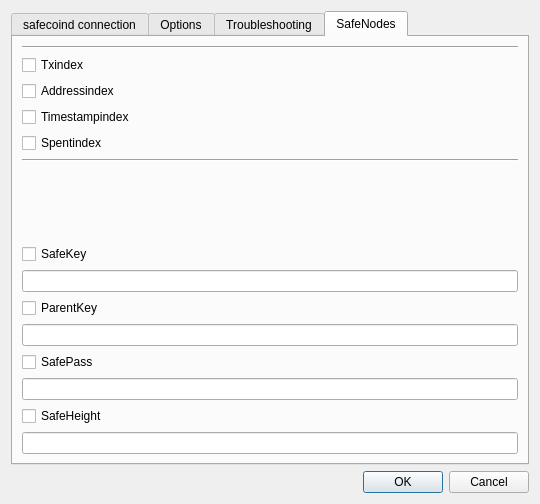
ZcashFoundation/zecwallet, file src/settings.ui: the form before one commit.
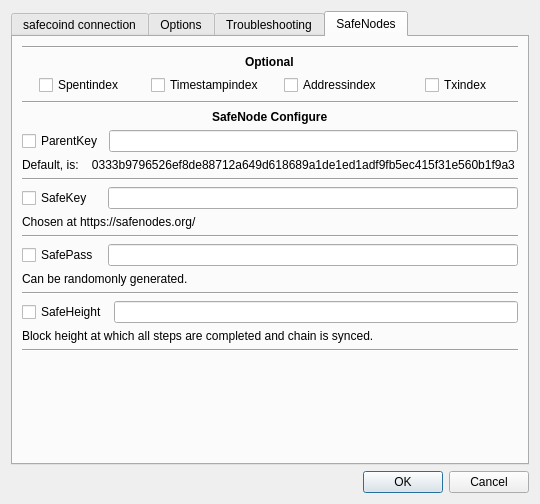
The form after the commit. The open tabs and pages were chosen to show the change.

Commit message: stylization safenodes

The edit to the form file:
```diff
--- a/src/settings.ui
+++ b/src/settings.ui
@@ -373,33 +373,94 @@
        <string>SafeNodes</string>
       </attribute>
       <layout class="QGridLayout" name="gridLayout_3">
-       <item row="1" column="0">
-        <widget class="QCheckBox" name="chkTxindex">
-         <property name="text">
-          <string>Txindex</string>
-         </property>
-        </widget>
+       <item row="23" column="0">
+        <layout class="QVBoxLayout" name="verticalLayout_7">
+         <item>
+          <layout class="QHBoxLayout" name="horizontalLayout_5">
+           <item>
+            <widget class="QCheckBox" name="chkSafeHeight">
+             <property name="minimumSize">
+              <size>
+               <width>80</width>
+               <height>0</height>
+              </size>
+             </property>
+             <property name="text">
+              <string>SafeHeight</string>
+             </property>
+            </widget>
+           </item>
+           <item>
+            <widget class="QLineEdit" name="safeheight"/>
+           </item>
+          </layout>
+         </item>
+        </layout>
        </item>
-       <item row="2" column="0">
-        <widget class="QCheckBox" name="chkAddressindex">
-         <property name="text">
-          <string>Addressindex</string>
-         </property>
-        </widget>
+       <item row="9" column="0">
+        <layout class="QVBoxLayout" name="verticalLayout_4">
+         <item>
+          <layout class="QHBoxLayout" name="horizontalLayout_2">
+           <item>
+            <widget class="QCheckBox" name="chkParentKey">
+             <property name="minimumSize">
+              <size>
+               <width>80</width>
+               <height>0</height>
+              </size>
+             </property>
+             <property name="sizeIncrement">
+              <size>
+               <width>0</width>
+               <height>0</height>
+              </size>
+             </property>
+             <property name="text">
+              <string>ParentKey</string>
+             </property>
+            </widget>
+           </item>
+           <item>
+            <widget class="QLineEdit" name="safekey">
+             <property name="text">
+              <string/>
+             </property>
+             <property name="placeholderText">
+              <string/>
+             </property>
+            </widget>
+           </item>
+          </layout>
+         </item>
+        </layout>
        </item>
-       <item row="3" column="0">
-        <widget class="QCheckBox" name="chkTimestampindex">
-         <property name="text">
-          <string>Timestampindex</string>
-         </property>
-        </widget>
-       </item>
-       <item row="4" column="0">
-        <widget class="QCheckBox" name="chkSpentindex">
-         <property name="text">   
-          <string>Spentindex</string>
-         </property>
-        </widget>
+       <item row="12" column="0">
+        <layout class="QVBoxLayout" name="verticalLayout_5">
+         <item>
+          <layout class="QHBoxLayout" name="horizontalLayout_3">
+           <item>
+            <widget class="QCheckBox" name="chkSafeKey">
+             <property name="minimumSize">
+              <size>
+               <width>80</width>
+               <height>0</height>
+              </size>
+             </property>
+             <property name="text">
+              <string>SafeKey</string>
+             </property>
+            </widget>
+           </item>
+           <item>
+            <widget class="QLineEdit" name="parentkey">
+             <property name="placeholderText">
+              <string/>
+             </property>
+            </widget>
+           </item>
+          </layout>
+         </item>
+        </layout>
        </item>
        <item row="0" column="0">
         <widget class="Line" name="line_5">
@@ -408,98 +469,182 @@
          </property>
         </widget>
        </item>
-       <item row="14" column="0">
-        <spacer name="verticalSpacer_4">
-         <property name="orientation">
-          <enum>Qt::Vertical</enum>
-         </property>
-         <property name="sizeHint" stdset="0">
-          <size>
-           <width>20</width>
-           <height>40</height>
-          </size>
-         </property>
-        </spacer>
-       </item>
-       <item row="5" column="0">
+       <item row="7" column="0">
         <widget class="Line" name="line_6">
          <property name="orientation">
           <enum>Qt::Horizontal</enum>
          </property>
         </widget>
        </item>
-       <item row="6">
-        <widget class="QCheckBox" name="chkSafeKey">
-         <property name="minimumSize">
+       <item row="2" column="0" rowspan="2">
+        <layout class="QHBoxLayout" name="horizontalLayout">
+         <property name="sizeConstraint">
+          <enum>QLayout::SetFixedSize</enum>
+         </property>
+         <item alignment="Qt::AlignHCenter|Qt::AlignVCenter">
+          <widget class="QCheckBox" name="chkSpentindex">
+           <property name="text">
+            <string>Spentindex</string>
+           </property>
+          </widget>
+         </item>
+         <item alignment="Qt::AlignHCenter|Qt::AlignVCenter">
+          <widget class="QCheckBox" name="chkTimestampindex">
+           <property name="text">
+            <string>Timestampindex</string>
+           </property>
+          </widget>
+         </item>
+         <item alignment="Qt::AlignHCenter|Qt::AlignVCenter">
+          <widget class="QCheckBox" name="chkAddressindex">
+           <property name="text">
+            <string>Addressindex</string>
+           </property>
+          </widget>
+         </item>
+         <item alignment="Qt::AlignHCenter|Qt::AlignVCenter">
+          <widget class="QCheckBox" name="chkTxindex">
+           <property name="text">
+            <string>Txindex</string>
+           </property>
+          </widget>
+         </item>
+        </layout>
+       </item>
+       <item row="26" column="0">
+        <spacer name="verticalSpacer_4">
+         <property name="orientation">
+          <enum>Qt::Vertical</enum>
+         </property>
+         <property name="sizeHint" stdset="0">
           <size>
-           <width>60</width>
-           <height>0</height>
+           <width>20</width>
+           <height>40</height>
           </size>
          </property>
+        </spacer>
+       </item>
+       <item row="24" column="0">
+        <widget class="QLabel" name="label_18">
          <property name="text">
-          <string>SafeKey</string>
+          <string>Block height at which all steps are completed and chain is synced.</string>
          </property>
         </widget>
        </item>
-       <item row="7">
-        <widget class="QLineEdit" name="safekey">
-         <property name="placeholderText">
-          <string/>
+       <item row="17" column="0">
+        <widget class="Line" name="line_10">
+         <property name="orientation">
+          <enum>Qt::Horizontal</enum>
          </property>
         </widget>
        </item>
-       <item row="8">
-        <widget class="QCheckBox" name="chkParentKey">
-         <property name="minimumSize">
-          <size>
-           <width>60</width>
-           <height>0</height>
-          </size>
-         </property>
+       <item row="16" column="0">
+        <widget class="QLabel" name="label_17">
          <property name="text">
-          <string>ParentKey</string>
+          <string>Can be randomonly generated.</string>
          </property>
         </widget>
        </item>
-       <item row="9">
-        <widget class="QLineEdit" name="parentkey">
-         <property name="placeholderText">
-          <string/>
+       <item row="14" column="0">
+        <widget class="Line" name="line_9">
+         <property name="orientation">
+          <enum>Qt::Horizontal</enum>
          </property>
         </widget>
        </item>
-       <item row="10">
-        <widget class="QCheckBox" name="chkSafePass">
-         <property name="minimumSize">
-          <size>
-           <width>60</width>
-           <height>0</height>
-          </size>
+       <item row="8" column="0" alignment="Qt::AlignHCenter|Qt::AlignVCenter">
+        <widget class="QLabel" name="label_15">
+         <property name="font">
+          <font>
+           <weight>75</weight>
+           <bold>true</bold>
+          </font>
          </property>
          <property name="text">
-          <string>SafePass</string>
+          <string>SafeNode Configure</string>
          </property>
         </widget>
        </item>
-       <item row="11">
-        <widget class="QLineEdit" name="safepass"/>
+       <item row="11" column="0">
+        <widget class="Line" name="line_8">
+         <property name="orientation">
+          <enum>Qt::Horizontal</enum>
+         </property>
+        </widget>
        </item>
-       <item row="12">
-        <widget class="QCheckBox" name="chkSafeHeight">
-         <property name="minimumSize">
-          <size>
-           <width>60</width>
-           <height>0</height>
-          </size>
+       <item row="13" column="0">
+        <widget class="QLabel" name="label_16">
+         <property name="text">
+          <string>Chosen at https://safenodes.org/</string>
          </property>
+        </widget>
+       </item>
+       <item row="25" column="0">
+        <widget class="Line" name="line_7">
+         <property name="orientation">
+          <enum>Qt::Horizontal</enum>
+         </property>
+        </widget>
+       </item>
+       <item row="1" column="0" alignment="Qt::AlignHCenter|Qt::AlignVCenter">
+        <widget class="QLabel" name="label_14">
+         <property name="font">
+          <font>
+           <weight>75</weight>
+           <bold>true</bold>
+          </font>
+         </property>
+         <property name="mouseTracking">
+          <bool>true</bool>
+         </property>
+         <property name="tabletTracking">
+          <bool>false</bool>
+         </property>
+         <property name="focusPolicy">
+          <enum>Qt::NoFocus</enum>
+         </property>
+         <property name="acceptDrops">
+          <bool>false</bool>
+         </property>
+         <property name="layoutDirection">
+          <enum>Qt::LeftToRight</enum>
+         </property>
          <property name="text">
-          <string>SafeHeight</string>
+          <string>Optional</string>
          </property>
         </widget>
        </item>
-       <item row="13">
-        <widget class="QLineEdit" name="safeheight"/>
-       </item>   
+       <item row="15" column="0">
+        <layout class="QVBoxLayout" name="verticalLayout_6">
+         <item>
+          <layout class="QHBoxLayout" name="horizontalLayout_4">
+           <item>
+            <widget class="QCheckBox" name="chkSafePass">
+             <property name="minimumSize">
+              <size>
+               <width>80</width>
+               <height>0</height>
+              </size>
+             </property>
+             <property name="text">
+              <string>SafePass</string>
+             </property>
+            </widget>
+           </item>
+           <item>
+            <widget class="QLineEdit" name="safepass"/>
+           </item>
+          </layout>
+         </item>
+        </layout>
+       </item>
+       <item row="10" column="0">
+        <widget class="QLabel" name="label_19">
+         <property name="text">
+          <string>Default, is:    0333b9796526ef8de88712a649d618689a1de1ed1adf9fb5ec415f31e560b1f9a3</string>
+         </property>
+        </widget>
+       </item>
       </layout>
      </widget>
 	 
```
Left out of the diff: 10 changed lines with no effect on the pictures.
